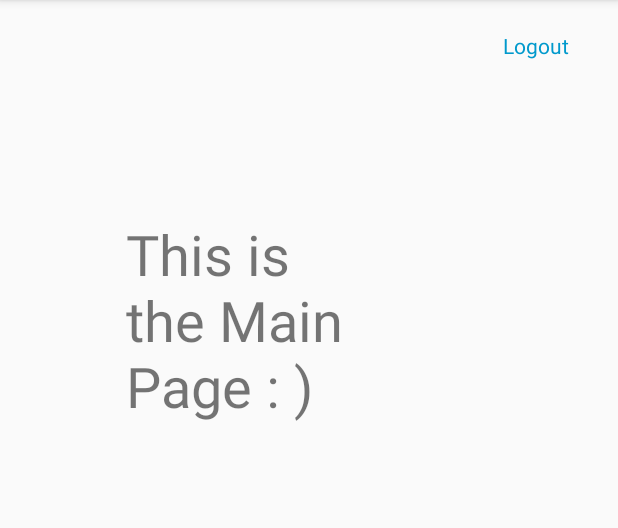
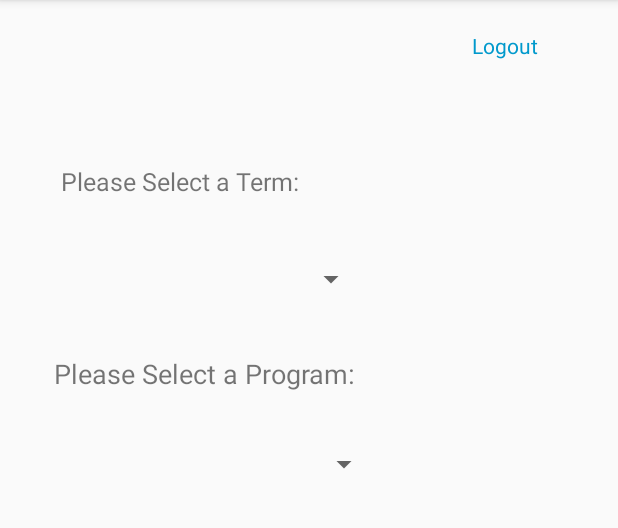
Before and after one commit to xiaoxiuzhe/CSCI3130-PROJECT, an Android app: the RegisterClass screen opened directly, with no data from a screen before it, on a phone screen of 412 x 824 dp, the part 84-612 px from its top. Run offline under Robolectric (Android 15) with nearby library versions, the phone set to English and light mode, and no system bars.

Commit message:
Register Page Drop Down finsihed. (UI only)

```diff
--- a/app/src/main/res/layout/activity_register_class.xml
+++ b/app/src/main/res/layout/activity_register_class.xml
@@ -5,6 +5,24 @@
     android:layout_width="match_parent"
     android:layout_height="match_parent"
     tools:context=".RegisterClass">
+
+    <TextView
+        android:id="@+id/textView7"
+        android:layout_width="205dp"
+        android:layout_height="39dp"
+        android:layout_marginBottom="8dp"
+        android:layout_marginEnd="160dp"
+        android:layout_marginStart="8dp"
+        android:layout_marginTop="8dp"
+        android:autoSizeTextType="uniform"
+        android:gravity="top|bottom|left|right"
+        android:text="Please Select a Program:"
+        app:layout_constraintBottom_toBottomOf="parent"
+        app:layout_constraintEnd_toEndOf="parent"
+        app:layout_constraintHorizontal_bias="0.727"
+        app:layout_constraintStart_toStartOf="parent"
+        app:layout_constraintTop_toBottomOf="@+id/termSpinner"
+        app:layout_constraintVertical_bias="0.036" />
 
     <TextView
         android:id="@+id/signUp2"
@@ -22,19 +40,53 @@
         android:textColorLink="@color/colorPrimary"
         app:layout_constraintBottom_toBottomOf="parent"
         app:layout_constraintEnd_toEndOf="parent"
-        app:layout_constraintHorizontal_bias="1.0"
+        app:layout_constraintHorizontal_bias="0.877"
         app:layout_constraintStart_toStartOf="parent"
         app:layout_constraintTop_toTopOf="parent"
         app:layout_constraintVertical_bias="0.0" />
 
+    <Spinner
+        android:id="@+id/termSpinner"
+        android:layout_width="226dp"
+        android:layout_height="33dp"
+        android:layout_marginBottom="8dp"
+        android:layout_marginEnd="8dp"
+        android:layout_marginTop="52dp"
+        app:layout_constraintBottom_toBottomOf="parent"
+        app:layout_constraintEnd_toEndOf="parent"
+        app:layout_constraintHorizontal_bias="0.106"
+        app:layout_constraintStart_toStartOf="parent"
+        app:layout_constraintTop_toTopOf="parent"
+        app:layout_constraintVertical_bias="0.174" />
+
     <TextView
         android:id="@+id/textView4"
-        android:layout_width="166dp"
-        android:layout_height="140dp"
-        android:layout_marginStart="84dp"
-        android:layout_marginTop="144dp"
+        android:layout_width="163dp"
+        android:layout_height="39dp"
+        android:layout_marginBottom="8dp"
+        android:layout_marginEnd="204dp"
+        android:layout_marginStart="8dp"
+        android:layout_marginTop="8dp"
         android:autoSizeTextType="uniform"
-        android:text="This is the Main Page : )"
+        android:gravity="top|bottom|left|right"
+        android:text="Please Select a Term:"
+        app:layout_constraintBottom_toBottomOf="parent"
+        app:layout_constraintEnd_toEndOf="parent"
+        app:layout_constraintHorizontal_bias="0.888"
         app:layout_constraintStart_toStartOf="parent"
-        app:layout_constraintTop_toTopOf="parent" />
+        app:layout_constraintTop_toTopOf="parent"
+        app:layout_constraintVertical_bias="0.131" />
+
+    <Spinner
+        android:id="@+id/programSelect"
+        android:layout_width="236dp"
+        android:layout_height="33dp"
+        android:layout_marginEnd="8dp"
+        android:layout_marginStart="8dp"
+        android:layout_marginTop="24dp"
+        app:layout_constraintEnd_toEndOf="parent"
+        app:layout_constraintHorizontal_bias="0.06"
+        app:layout_constraintStart_toStartOf="parent"
+        app:layout_constraintTop_toBottomOf="@+id/textView7" />
+
 </android.support.constraint.ConstraintLayout>
```
